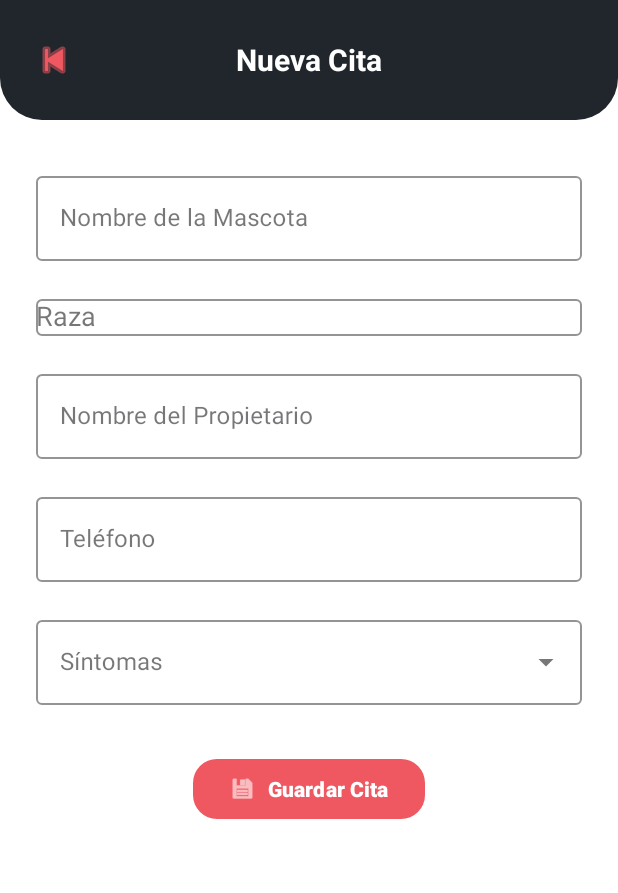
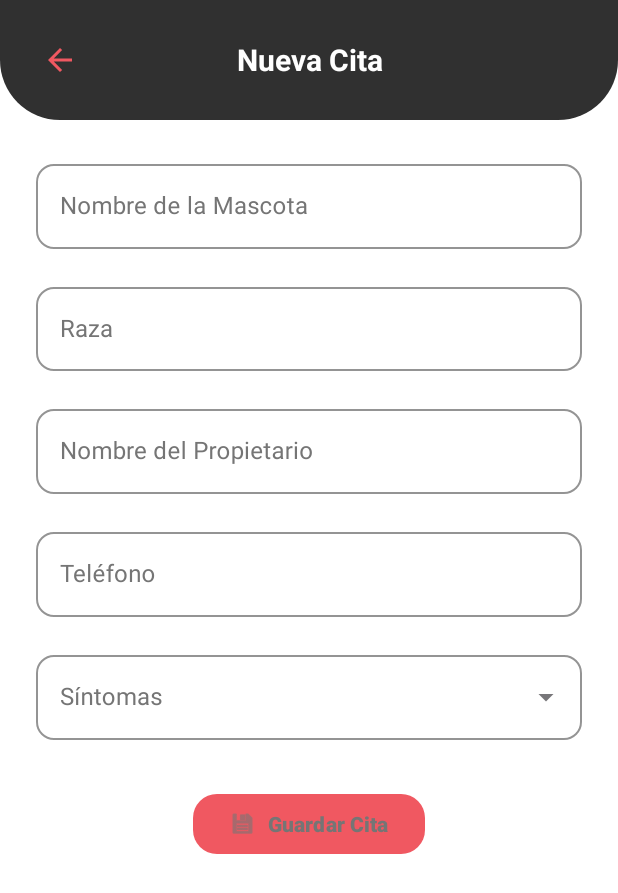
Before and after one commit to Sepul11/DogApp, an Android app: the NuevaCitaFragment screen opened through its navigation route, on a phone screen of 412 x 824 dp. Shown: the top 893 px of the screen. Run offline under Robolectric (Android 15) with nearby library versions, the phone set to English and light mode, and no system bars; our stand-ins replace Room's generated code, data binding.

Commit message:
fix(nueva-cita): validar guardado y unificar recursos

```diff
--- a/app/src/main/java/com/example/dogapp/ui/nuevacita/NuevaCitaFragment.kt
+++ b/app/src/main/java/com/example/dogapp/ui/nuevacita/NuevaCitaFragment.kt
@@ -15,6 +15,7 @@ import androidx.navigation.fragment.findNavController
 import com.example.dogapp.databinding.FragmentNuevaCitaBinding
 import com.example.dogapp.model.Cita
 import com.example.dogapp.viewmodel.CitaViewModel
+import com.example.dogapp.R
 
 class NuevaCitaFragment : Fragment() {
 
@@ -22,8 +23,6 @@ class NuevaCitaFragment : Fragment() {
     private val binding get() = _binding!!
 
     private val citaViewModel: CitaViewModel by viewModels()
-
-    private var guardando = false
 
     override fun onCreateView(
         inflater: LayoutInflater,
@@ -53,14 +52,7 @@ class NuevaCitaFragment : Fragment() {
     }
 
     private fun configurarSintomas() {
-        val sintomas = listOf(
-            "Solo duerme",
-            "No come",
-            "Fractura extremidad",
-            "Tiene pulgas",
-            "Tiene garrapatas",
-            "Bota demasiado pelo"
-        )
+        val sintomas = resources.getStringArray(R.array.sintomas)
 
         val adaptador = ArrayAdapter(
             requireContext(),
@@ -115,10 +107,13 @@ class NuevaCitaFragment : Fragment() {
                     !binding.etTelefono.text.isNullOrBlank()
 
         binding.btnGuardarCita.isEnabled =
-            camposCompletos && !guardando
+            camposCompletos && citaViewModel.guardando.value != true
     }
 
     private fun configurarObservadores() {
+        citaViewModel.guardando.observe(viewLifecycleOwner) {
+            validarCampos()
+        }
         citaViewModel.razas.observe(viewLifecycleOwner) { razas ->
             val adaptador = ArrayAdapter(
                 requireContext(),
@@ -131,11 +126,10 @@ class NuevaCitaFragment : Fragment() {
 
         citaViewModel.citaGuardada.observe(viewLifecycleOwner) { guardada ->
             if (guardada == true) {
-                guardando = false
 
                 Toast.makeText(
                     requireContext(),
-                    "Cita guardada correctamente",
+                    getString(R.string.cita_guardada_correctamente),
                     Toast.LENGTH_SHORT
                 ).show()
 
@@ -147,7 +141,6 @@ class NuevaCitaFragment : Fragment() {
 
         citaViewModel.errorNuevaCita.observe(viewLifecycleOwner) { error ->
             if (!error.isNullOrBlank()) {
-                guardando = false
                 validarCampos()
 
                 Toast.makeText(
@@ -172,7 +165,8 @@ class NuevaCitaFragment : Fragment() {
     }
 
     private fun guardarCita() {
-        if (guardando) return
+
+        if (citaViewModel.guardando.value == true) return
 
         val sintoma = binding.actvSintomas.text
             .toString()
@@ -181,7 +175,7 @@ class NuevaCitaFragment : Fragment() {
         if (sintoma.isEmpty()) {
             Toast.makeText(
                 requireContext(),
-                "Selecciona un síntoma",
+                getString(R.string.selecciona_sintoma),
                 Toast.LENGTH_SHORT
             ).show()
             return
@@ -200,9 +194,6 @@ class NuevaCitaFragment : Fragment() {
             imagenUrl = ""
         )
 
-        guardando = true
-        validarCampos()
-
         citaViewModel.guardarCita(nuevaCita)
     }
 
--- a/app/src/main/java/com/example/dogapp/utils/Constants.kt
+++ b/app/src/main/java/com/example/dogapp/utils/Constants.kt
@@ -2,4 +2,10 @@ package com.example.dogapp.utils
 
 object Constants {
     const val NAME_BD = "dogapp_database"
+
+    const val BASE_URL = "https://dog.ceo/"
+
+    const val END_POINT_RAZAS = "api/breeds/list/all"
+    const val END_POINT_IMAGEN_RAZA = "api/breed/{raza}/images/random"
+    const val END_POINT_IMAGEN_SUBRAZA = "api/breed/{raza}/{subraza}/images/random"
 }
--- a/app/src/main/java/com/example/dogapp/viewmodel/CitaViewModel.kt
+++ b/app/src/main/java/com/example/dogapp/viewmodel/CitaViewModel.kt
@@ -12,6 +12,7 @@ import com.example.dogapp.repository.CitaRepository
 import com.example.dogapp.repository.RazaRepository
 import kotlinx.coroutines.CancellationException
 import kotlinx.coroutines.launch
+import com.example.dogapp.R
 
 class CitaViewModel(
     application: Application
@@ -35,6 +36,10 @@ class CitaViewModel(
     private val _errorNuevaCita = MutableLiveData<String?>()
     val errorNuevaCita: LiveData<String?> = _errorNuevaCita
 
+    private val _guardando = MutableLiveData(false)
+
+    val guardando: LiveData<Boolean> = _guardando
+
     fun cargarCitas() {
         viewModelScope.launch {
             try {
@@ -55,12 +60,36 @@ class CitaViewModel(
                 throw e
             } catch (e: Exception) {
                 Log.e("CitaViewModel", "Error al cargar las razas", e)
-                _errorNuevaCita.value = "No se pudieron cargar las razas"
+                _errorNuevaCita.value = getApplication<Application>()
+                    .getString(R.string.error_cargar_razas)
             }
         }
     }
 
     fun guardarCita(cita: Cita) {
+
+        if (_guardando.value == true) return
+
+        val razasDisponibles = _razas.value
+
+        if (razasDisponibles.isNullOrEmpty()) {
+            _errorNuevaCita.value = getApplication<Application>()
+                .getString(R.string.error_catalogo_no_disponible)
+            return
+        }
+
+        val razaValidada = razasDisponibles.firstOrNull { raza ->
+            raza.equals(cita.raza.trim(), ignoreCase = true)
+        }
+
+        if (razaValidada == null) {
+            _errorNuevaCita.value = getApplication<Application>()
+                .getString(R.string.error_raza_invalida)
+            return
+        }
+
+        _guardando.value = true
+
         viewModelScope.launch {
             _citaGuardada.value = false
             _errorNuevaCita.value = null
@@ -68,7 +97,15 @@ class CitaViewModel(
             try {
                 // Consultar la imagen antes de guardar
                 val imagenUrl = try {
-                    razaRepository.obtenerImagenRaza(cita.raza)
+                    val url = razaRepository
+                        .obtenerImagenRaza(razaValidada)
+                        .trim()
+
+                    check(url.isNotEmpty()) {
+                        "La API devolvió una URL vacía"
+                    }
+
+                    url
                 } catch (e: CancellationException) {
                     throw e
                 } catch (e: Exception) {
@@ -77,11 +114,16 @@ class CitaViewModel(
                         "No se pudo obtener la imagen de la raza",
                         e
                     )
-                    ""
+
+                    _errorNuevaCita.value = getApplication<Application>()
+                        .getString(R.string.error_obtener_imagen)
+
+                    return@launch
                 }
 
                 // Crear una copia con la imagen obtenida
                 val citaConImagen = cita.copy(
+                    raza = razaValidada,
                     imagenUrl = imagenUrl
                 )
 
@@ -94,7 +136,10 @@ class CitaViewModel(
                 throw e
             } catch (e: Exception) {
                 Log.e("CitaViewModel", "Error al guardar la cita", e)
-                _errorNuevaCita.value = "No se pudo guardar la cita"
+                _errorNuevaCita.value = getApplication<Application>()
+                    .getString(R.string.error_guardar_cita)
+            } finally {
+                _guardando.value = false
             }
         }
     }
--- a/app/src/main/java/com/example/dogapp/webservice/DogApiService.kt
+++ b/app/src/main/java/com/example/dogapp/webservice/DogApiService.kt
@@ -4,18 +4,21 @@ import com.example.dogapp.model.DogBreedsResponse
 import com.example.dogapp.model.DogImageResponse
 import retrofit2.http.GET
 import retrofit2.http.Path
+import com.example.dogapp.utils.Constants.END_POINT_RAZAS
+import com.example.dogapp.utils.Constants.END_POINT_IMAGEN_RAZA
+import com.example.dogapp.utils.Constants.END_POINT_IMAGEN_SUBRAZA
 
 interface DogApiService {
 
-    @GET("api/breeds/list/all")
+    @GET(END_POINT_RAZAS)
     suspend fun obtenerRazas(): DogBreedsResponse
 
-    @GET("api/breed/{raza}/images/random")
+    @GET(END_POINT_IMAGEN_RAZA)
     suspend fun obtenerImagenRaza(
         @Path("raza") raza: String
     ): DogImageResponse
 
-    @GET("api/breed/{raza}/{subraza}/images/random")
+    @GET(END_POINT_IMAGEN_SUBRAZA)
     suspend fun obtenerImagenSubraza(
         @Path("raza") raza: String,
         @Path("subraza") subraza: String
--- a/app/src/main/java/com/example/dogapp/webservice/RetrofitClient.kt
+++ b/app/src/main/java/com/example/dogapp/webservice/RetrofitClient.kt
@@ -2,11 +2,12 @@ package com.example.dogapp.webservice
 
 import retrofit2.Retrofit
 import retrofit2.converter.gson.GsonConverterFactory
+import com.example.dogapp.utils.Constants.BASE_URL
 
 object RetrofitClient {
 
     private val retrofit = Retrofit.Builder()
-        .baseUrl("https://dog.ceo/")
+        .baseUrl(BASE_URL)
         .addConverterFactory(GsonConverterFactory.create())
         .build()
 
--- /dev/null
+++ b/app/src/main/res/color/guardar_cita_contenido.xml
@@ -0,0 +1,10 @@
+<?xml version="1.0" encoding="utf-8"?>
+<selector xmlns:android="http://schemas.android.com/apk/res/android">
+
+    <item
+        android:state_enabled="false"
+        android:color="@color/field_hint_gray" />
+
+    <item android:color="@color/white" />
+
+</selector>
--- a/app/src/main/res/drawable/bg_toolbar_nueva_cita.xml
+++ b/app/src/main/res/drawable/bg_toolbar_nueva_cita.xml
@@ -1,11 +1,12 @@
-
+<?xml version="1.0" encoding="utf-8"?>
 <shape xmlns:android="http://schemas.android.com/apk/res/android"
     android:shape="rectangle">
 
-    <solid android:color="#20262C" />
+    <solid android:color="@color/login_background" />
 
     <corners
-        android:bottomLeftRadius="28dp"
-        android:bottomRightRadius="28dp" />
+        android:radius="0dp"
+        android:bottomLeftRadius="40dp"
+        android:bottomRightRadius="40dp" />
 
 </shape>
--- /dev/null
+++ b/app/src/main/res/drawable/ic_arrow_back.xml
@@ -0,0 +1,13 @@
+<?xml version="1.0" encoding="utf-8"?>
+<vector xmlns:android="http://schemas.android.com/apk/res/android"
+    android:width="24dp"
+    android:height="24dp"
+    android:viewportWidth="24"
+    android:viewportHeight="24"
+    android:autoMirrored="true">
+
+    <path
+        android:fillColor="@color/white"
+        android:pathData="M20,11H7.83L13.42,5.41L12,4L4,12L12,20L13.42,18.59L7.83,13H20V11Z" />
+
+</vector>
--- a/app/src/main/res/layout/fragment_nueva_cita.xml
+++ b/app/src/main/res/layout/fragment_nueva_cita.xml
@@ -6,7 +6,7 @@
         android:layout_width="match_parent"
         android:layout_height="match_parent"
         android:orientation="vertical"
-        android:background="#FFFFFF">
+        android:background="@color/white">
 
         <FrameLayout
             android:id="@+id/toolbarNuevaCita"
@@ -19,19 +19,22 @@
                 android:layout_width="48dp"
                 android:layout_height="48dp"
                 android:layout_gravity="start|center_vertical"
-            android:layout_marginStart="12dp"
+                android:layout_marginStart="16dp"
+                android:padding="12dp"
                 android:background="?attr/selectableItemBackgroundBorderless"
                 android:contentDescription="@string/volver_home"
-            android:src="@android:drawable/ic_media_previous"
-            app:tint="#F05861" />
+                app:srcCompat="@drawable/ic_arrow_back"
+                app:tint="@color/appointment_pink" />
 
             <TextView
                 android:id="@+id/tvTituloNuevaCita"
-            android:layout_width="wrap_content"
-            android:layout_height="wrap_content"
-            android:layout_gravity="center"
+                android:layout_width="match_parent"
+                android:layout_height="match_parent"
+                android:layout_marginStart="72dp"
+                android:layout_marginEnd="72dp"
+                android:gravity="center"
                 android:text="@string/titulo_nueva_cita"
-            android:textColor="#FFFFFF"
+                android:textColor="@color/white"
                 android:textSize="20sp"
                 android:textStyle="bold" />
 
@@ -50,7 +53,8 @@
             android:orientation="vertical"
             android:paddingStart="24dp"
             android:paddingEnd="24dp"
-            android:paddingTop="32dp">
+            android:paddingTop="24dp"
+            android:paddingBottom="24dp">
 
             <com.google.android.material.textfield.TextInputLayout
                 android:id="@+id/tilNombreMascota"
@@ -58,16 +62,24 @@
                 android:layout_width="match_parent"
                 android:layout_height="wrap_content"
                 android:hint="@string/hint_nombre_mascota"
-                app:boxStrokeColor="#673AB7"
-                app:hintTextColor="#673AB7">
+                android:textColorHint="@color/field_hint_gray"
+                app:boxBackgroundColor="@color/white"
+                app:boxCornerRadiusTopStart="12dp"
+                app:boxCornerRadiusTopEnd="12dp"
+                app:boxCornerRadiusBottomStart="12dp"
+                app:boxCornerRadiusBottomEnd="12dp"
+                app:boxStrokeColor="@color/field_focus_purple"
+                app:hintTextColor="@color/field_focus_purple">
 
                 <com.google.android.material.textfield.TextInputEditText
                     android:id="@+id/etNombreMascota"
                     android:layout_width="match_parent"
                     android:layout_height="wrap_content"
+                    android:minHeight="56dp"
                     android:inputType="textCapWords"
                     android:maxLength="15"
-                    android:singleLine="true" />
+                    android:singleLine="true"
+                    android:textColor="@color/black" />
 
             </com.google.android.material.textfield.TextInputLayout>
 
@@ -78,106 +90,133 @@
                 android:layout_height="wrap_content"
                 android:layout_marginTop="20dp"
                 android:hint="@string/hint_raza"
-                app:boxStrokeColor="#673AB7"
-                app:hintTextColor="#673AB7">
+                android:textColorHint="@color/field_hint_gray"
+                app:boxBackgroundColor="@color/white"
+                app:boxCornerRadiusTopStart="12dp"
+                app:boxCornerRadiusTopEnd="12dp"
+                app:boxCornerRadiusBottomStart="12dp"
+                app:boxCornerRadiusBottomEnd="12dp"
+                app:boxStrokeColor="@color/field_focus_purple"
+                app:hintTextColor="@color/field_focus_purple">
 
                 <com.google.android.material.textfield.MaterialAutoCompleteTextView
                     android:id="@+id/actvRaza"
                     android:layout_width="match_parent"
                     android:layout_height="wrap_content"
-                    android:background="@null"
+                    android:minHeight="56dp"
+                    android:paddingStart="16dp"
+                    android:paddingEnd="16dp"
+                    android:paddingTop="16dp"
+                    android:paddingBottom="16dp"
+                    android:gravity="center_vertical"
                     android:inputType="textCapWords"
                     android:completionThreshold="2"
-                    android:singleLine="true" />
-
+                    android:singleLine="true"
+                    android:textSize="16sp"
+                    android:textColor="@color/black" />
 
             </com.google.android.material.textfield.TextInputLayout>
 
-            <!-- Nombre del Propietario -->
             <com.google.android.material.textfield.TextInputLayout
                 android:id="@+id/tilNombrePropietario"
                 style="@style/Widget.MaterialComponents.TextInputLayout.OutlinedBox"
                 android:layout_width="match_parent"
                 android:layout_height="wrap_content"
                 android:layout_marginTop="20dp"
-                android:hint="Nombre del Propietario"
-                app:boxStrokeColor="#673AB7"
-                app:hintTextColor="#673AB7">
+                android:hint="@string/hint_nombre_propietario"
+                android:textColorHint="@color/field_hint_gray"
+                app:boxBackgroundColor="@color/white"
+                app:boxCornerRadiusTopStart="12dp"
+                app:boxCornerRadiusTopEnd="12dp"
+                app:boxCornerRadiusBottomStart="12dp"
+                app:boxCornerRadiusBottomEnd="12dp"
+                app:boxStrokeColor="@color/field_focus_purple"
+                app:hintTextColor="@color/field_focus_purple">
 
                 <com.google.android.material.textfield.TextInputEditText
                     android:id="@+id/etNombrePropietario"
                     android:layout_width="match_parent"
                     android:layout_height="wrap_content"
+                    android:minHeight="56dp"
                     android:inputType="textPersonName|textCapWords"
                     android:maxLength="30"
-                    android:singleLine="true" />
+                    android:singleLine="true"
+                    android:textColor="@color/black" />
 
             </com.google.android.material.textfield.TextInputLayout>
 
-            <!-- Teléfono -->
             <com.google.android.material.textfield.TextInputLayout
                 android:id="@+id/tilTelefono"
                 style="@style/Widget.MaterialComponents.TextInputLayout.OutlinedBox"
                 android:layout_width="match_parent"
                 android:layout_height="wrap_content"
                 android:layout_marginTop="20dp"
-                android:hint="Teléfono"
-                app:boxStrokeColor="#673AB7"
-                app:hintTextColor="#673AB7">
+                android:hint="@string/hint_telefono"
+                android:textColorHint="@color/field_hint_gray"
+                app:boxBackgroundColor="@color/white"
+                app:boxCornerRadiusTopStart="12dp"
+                app:boxCornerRadiusTopEnd="12dp"
+                app:boxCornerRadiusBottomStart="12dp"
+                app:boxCornerRadiusBottomEnd="12dp"
+                app:boxStrokeColor="@color/field_focus_purple"
+                app:hintTextColor="@color/field_focus_purple">
 
                 <com.google.android.material.textfield.TextInputEditText
                     android:id="@+id/etTelefono"
                     android:layout_width="match_parent"
                     android:layout_height="wrap_content"
+                    android:minHeight="56dp"
                     android:inputType="number"
                     android:maxLength="10"
-                    android:singleLine="true" />
+                    android:singleLine="true"
+                    android:textColor="@color/black" />
 
             </com.google.android.material.textfield.TextInputLayout>
 
-            <!-- Selector de Síntomas -->
             <com.google.android.material.textfield.TextInputLayout
                 android:id="@+id/tilSintomas"
                 style="@style/Widget.MaterialComponents.TextInputLayout.OutlinedBox.ExposedDropdownMenu"
                 android:layout_width="match_parent"
                 android:layout_height="wrap_content"
                 android:layout_marginTop="20dp"
-                android:hint="Síntomas"
-                app:boxStrokeColor="#673AB7"
-                app:hintTextColor="#673AB7">
+                android:hint="@string/hint_sintomas"
+                android:textColorHint="@color/field_hint_gray"
+                app:boxBackgroundColor="@color/white"
+                app:boxCornerRadiusTopStart="12dp"
+                app:boxCornerRadiusTopEnd="12dp"
+                app:boxCornerRadiusBottomStart="12dp"
+                app:boxCornerRadiusBottomEnd="12dp"
+                app:boxStrokeColor="@color/field_focus_purple"
+                app:hintTextColor="@color/field_focus_purple">
 
                 <com.google.android.material.textfield.MaterialAutoCompleteTextView
                     android:id="@+id/actvSintomas"
                     android:layout_width="match_parent"
                     android:layout_height="wrap_content"
+                    android:minHeight="56dp"
                     android:inputType="none"
-                    android:singleLine="true" />
+                    android:singleLine="true"
+                    android:textColor="@color/black" />
 
             </com.google.android.material.textfield.TextInputLayout>
 
-            <!-- Botón Guardar Cita -->
             <com.google.android.material.button.MaterialButton
                 android:id="@+id/btnGuardarCita"
                 android:layout_width="wrap_content"
                 android:layout_height="wrap_content"
                 android:layout_gravity="center_horizontal"
                 android:layout_marginTop="32dp"
-                android:layout_marginBottom="24dp"
-                android:text="Guardar Cita"
-                android:textColor="#FFFFFF"
+                android:text="@string/guardar_cita"
+                android:textColor="@color/guardar_cita_contenido"
                 android:textStyle="bold"
                 android:textAllCaps="false"
                 android:enabled="false"
-                app:backgroundTint="#F05861"
+                app:backgroundTint="@color/appointment_pink"
                 app:cornerRadius="16dp"
                 app:icon="@android:drawable/ic_menu_save"
-                app:iconTint="#FFFFFF"
+                app:iconTint="@color/guardar_cita_contenido"
                 app:iconGravity="textStart"
                 app:iconPadding="8dp" />
-
-
-
-
 
         </LinearLayout>
 
--- a/app/src/main/res/values/colors.xml
+++ b/app/src/main/res/values/colors.xml
@@ -5,4 +5,7 @@
     <color name="login_background">#303030</color>
     <color name="login_text">#FFFFFF</color>
     <color name="appointment_pink">#F05861</color>
+    <color name="field_focus_purple">#673AB7</color>
+    <color name="field_hint_gray">#757575</color>
+    <color name="field_outline_gray">#9E9E9E</color>
 </resources>
--- a/app/src/main/res/values/strings.xml
+++ b/app/src/main/res/values/strings.xml
@@ -22,4 +22,27 @@
     <string name="volver_home">Volver al Home</string>
     <string name="hint_nombre_mascota">Nombre de la Mascota</string>
     <string name="hint_raza">Raza</string>
+    <string name="hint_nombre_propietario">Nombre del Propietario</string>
+    <string name="hint_telefono">Teléfono</string>
+    <string name="hint_sintomas">Síntomas</string>
+    <string name="guardar_cita">Guardar Cita</string>
+
+    <string name="selecciona_sintoma">Selecciona un síntoma</string>
+    <string name="cita_guardada_correctamente">Cita guardada correctamente</string>
+
+    <string-array name="sintomas">
+        <item>Solo duerme</item>
+        <item>No come</item>
+        <item>Fractura extremidad</item>
+        <item>Tiene pulgas</item>
+        <item>Tiene garrapatas</item>
+        <item>Bota demasiado pelo</item>
+    </string-array>
+
+    <string name="error_cargar_razas">No se pudieron cargar las razas</string>
+    <string name="error_catalogo_no_disponible">No hay un catálogo de razas disponible. Vuelve a abrir Nueva Cita.</string>
+    <string name="error_raza_invalida">Selecciona una raza válida de las sugerencias</string>
+    <string name="error_obtener_imagen">No se pudo obtener la imagen. Intenta guardar nuevamente</string>
+    <string name="error_guardar_cita">No se pudo guardar la cita</string>
+
 </resources>
```
Also changed, not shown: 2 other files. Lines whose indentation alone changed are shown as unchanged.
